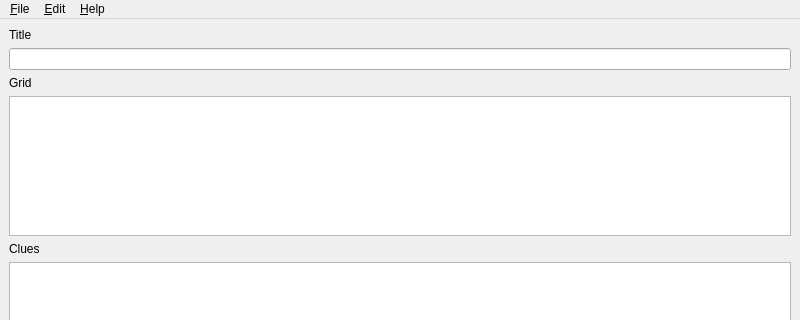
Old version of the form four_letter_blocks/main_window.ui in the repository donkirkby/four-letter-blocks; both pictures show x 0 to 800 and y 0 to 320 of the 800 by 600 pixel window.
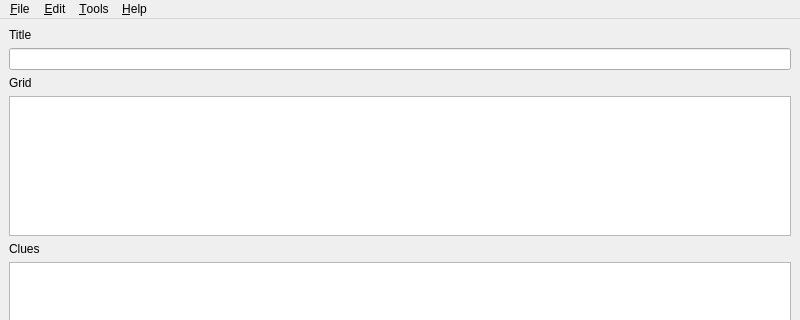
New version of the form. Custom widgets are drawn as their Qt base class.

The edit to the form file:
```diff
--- a/four_letter_blocks/main_window.ui
+++ b/four_letter_blocks/main_window.ui
@@ -106,8 +106,15 @@
     </property>
     <addaction name="shuffle_action"/>
    </widget>
+   <widget class="QMenu" name="tools_menu">
+    <property name="title">
+     <string>&amp;Tools</string>
+    </property>
+    <addaction name="options_action"/>
+   </widget>
    <addaction name="file_menu"/>
    <addaction name="edit_menu"/>
+   <addaction name="tools_menu"/>
    <addaction name="help_menu"/>
   </widget>
   <widget class="QStatusBar" name="statusbar"/>
```
Left out of the diff: 5 changed lines with no effect on the pictures.
